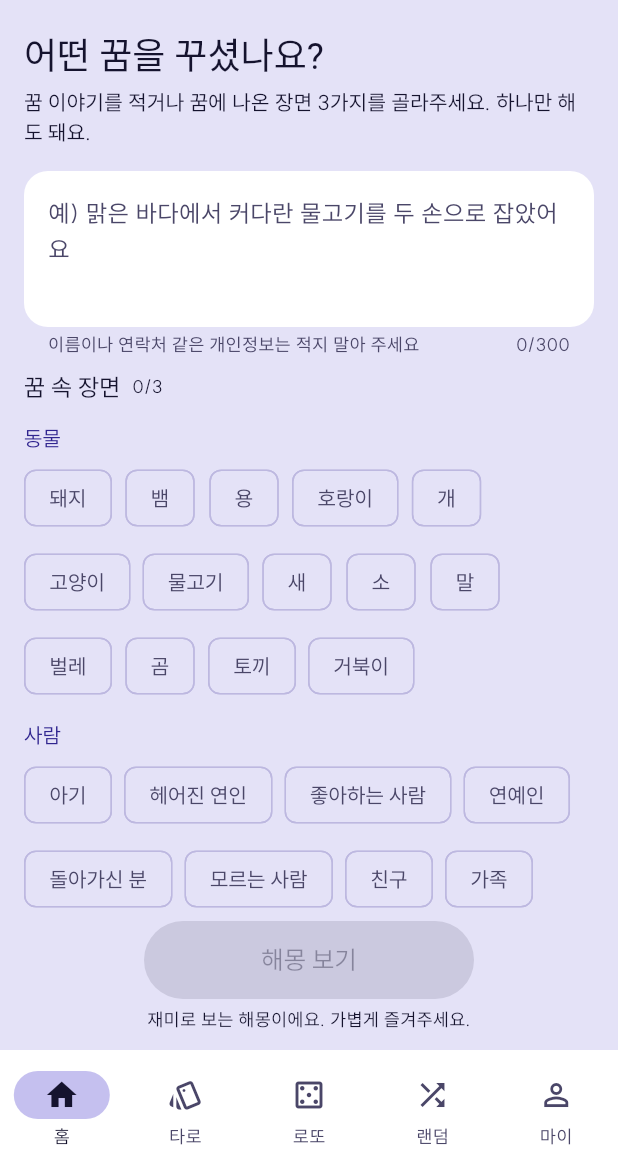
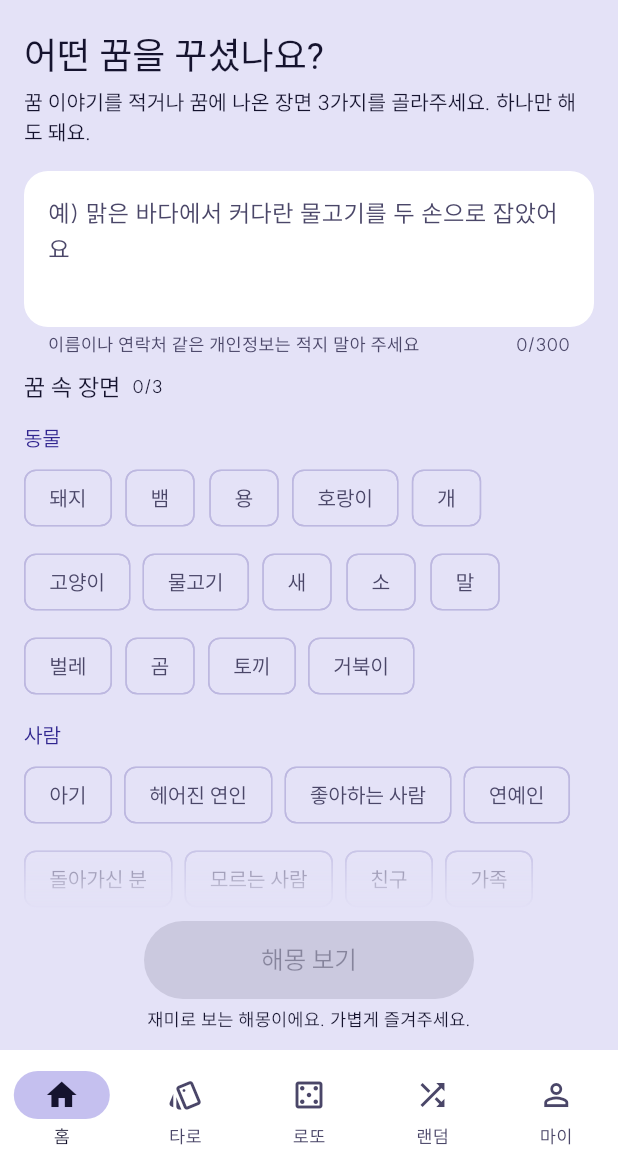
Before and after one commit to shlete/Oppop, a Flutter app: the screen it shows after launch, after a tap on "해몽뽑기", on a phone screen of 412 x 824 dp, the part 66-1236 px from its top. Run offline on Flutter 3.47's test engine with Material 3 defaults, Android fonts, the phone set to English and light mode, and no system bars; our stand-ins replace firebase_core, flutter_riverpod, google_mobile_ads, share_plus, shared_preferences, web; missing offline and left inert: dart:js_interop, firebase_app_check, gal; accounts and stored records are empty; network calls fail; Roboto replaces fonts that are missing (IBMPlexSansKR); project files that could hold a hidden picture were left out.

Commit message:
스크롤 아래 흐려지는 효과를 오늘의 운세·해몽 화면에도
오늘의 고민 결과에만 있던 흐림 효과를 공용 ScrollFade 위젯으로 빼서
오늘의 운세, 해몽뽑기 입력, 해몽 결과 화면에도 쓴다.
안쪽 스크롤(가로 카드 넘기기, 입력칸)은 무시한다.

Co-Authored-By: Claude Opus 5.5 (1M context) <noreply@anthropic.com>
Claude-Session: https://claude.ai/code/session_01FsZtawRLD1deWrySo6vrEK

```diff
--- /dev/null
+++ b/lib/core/widgets/scroll_fade.dart
@@ -0,0 +1,47 @@
+import 'package:flutter/material.dart';
+
+/// 스크롤 영역 아래쪽 글이 뚝 잘리지 않고 서서히 흐려지게 한다.
+/// 끝까지 내리면 흐림이 사라져 마지막 줄이 또렷하게 보인다.
+/// [child]는 SingleChildScrollView나 ListView 같은 스크롤 위젯.
+class ScrollFade extends StatefulWidget {
+  const ScrollFade({super.key, required this.child, this.fade = 56});
+
+  final Widget child;
+
+  /// 흐려지는 구간 높이.
+  final double fade;
+
+  @override
+  State<ScrollFade> createState() => _ScrollFadeState();
+}
+
+class _ScrollFadeState extends State<ScrollFade> {
+  late double _fadeNow = widget.fade;
+
+  bool _update(ScrollMetrics m) {
+    final next = (m.maxScrollExtent - m.pixels).clamp(0.0, widget.fade);
+    if (next != _fadeNow) setState(() => _fadeNow = next);
+    return false;
+  }
+
+  @override
+  Widget build(BuildContext context) {
+    return NotificationListener<ScrollMetricsNotification>(
+      onNotification: (n) => n.depth == 0 && _update(n.metrics),
+      child: NotificationListener<ScrollNotification>(
+        // 안쪽 스크롤(가로 카드 넘기기, 여러 줄 입력칸 등)은 무시한다.
+        onNotification: (n) => n.depth == 0 && _update(n.metrics),
+        child: ShaderMask(
+          blendMode: BlendMode.dstIn,
+          shaderCallback: (bounds) => LinearGradient(
+            begin: Alignment.topCenter,
+            end: Alignment.bottomCenter,
+            colors: const [Colors.black, Colors.black, Colors.transparent],
+            stops: [0, (1 - _fadeNow / bounds.height).clamp(0.0, 1.0), 1],
+          ).createShader(bounds),
+          child: widget.child,
+        ),
+      ),
+    );
+  }
+}
--- a/lib/features/dream/dream_result_screen.dart
+++ b/lib/features/dream/dream_result_screen.dart
@@ -3,6 +3,7 @@ import 'package:flutter_riverpod/flutter_riverpod.dart';
 import 'package:share_plus/share_plus.dart';
 
 import '../../core/widgets/balanced_text.dart';
+import '../../core/widgets/scroll_fade.dart';
 import '../../core/widgets/primary_button.dart';
 import '../../core/widgets/small_action_button.dart';
 import '../daily/phrase_card.dart' show keepWords;
@@ -120,7 +121,8 @@ class _DreamResultScreenState extends ConsumerState<DreamResultScreen> {
       body: SafeArea(
         child: book == null
             ? const Center(child: CircularProgressIndicator())
-            : ListView(
+            : ScrollFade(
+                child: ListView(
                   padding: const EdgeInsets.fromLTRB(20, 8, 20, 20),
                   children: [
                     if (widget.story.isNotEmpty) ...[
@@ -219,6 +221,7 @@ class _DreamResultScreenState extends ConsumerState<DreamResultScreen> {
                   ],
                 ),
               ),
+      ),
     );
   }
 }
--- a/lib/features/dream/dream_screen.dart
+++ b/lib/features/dream/dream_screen.dart
@@ -2,6 +2,7 @@ import 'package:flutter/material.dart';
 import 'package:flutter_riverpod/flutter_riverpod.dart';
 
 import '../../core/widgets/primary_button.dart';
+import '../../core/widgets/scroll_fade.dart';
 import '../../core/widgets/saved_list_button.dart';
 import 'dream_ai.dart';
 import 'dream_book.dart';
@@ -89,7 +90,8 @@ class _DreamScreenState extends ConsumerState<DreamScreen> {
             Expanded(
               child: book == null
                   ? const Center(child: CircularProgressIndicator())
-                  : ListView(
+                  : ScrollFade(
+                      child: ListView(
                         padding: const EdgeInsets.fromLTRB(16, 8, 16, 16),
                         children: [
                           Text('어떤 꿈을 꾸셨나요?', style: text.headlineSmall),
@@ -153,6 +155,7 @@ class _DreamScreenState extends ConsumerState<DreamScreen> {
                         ],
                       ),
                     ),
+            ),
             Padding(
               padding: const EdgeInsets.fromLTRB(16, 8, 16, 12),
               child: Column(
--- a/lib/features/tarot/daily_tarot_screen.dart
+++ b/lib/features/tarot/daily_tarot_screen.dart
@@ -4,6 +4,7 @@ import 'package:share_plus/share_plus.dart';
 
 import '../../core/image_save/image_save.dart';
 import '../../core/widgets/primary_button.dart';
+import '../../core/widgets/scroll_fade.dart';
 import '../../core/widgets/small_action_button.dart';
 import '../../core/widgets/balanced_text.dart';
 import '../daily/phrase_card.dart' show keepWords;
@@ -145,6 +146,7 @@ class _DailyTarotScreenState extends ConsumerState<DailyTarotScreen>
               crossAxisAlignment: CrossAxisAlignment.stretch,
               children: [
                 Expanded(
+                  child: ScrollFade(
                     child: SingleChildScrollView(
                       padding: const EdgeInsets.fromLTRB(16, 8, 16, 16),
                       child: GestureDetector(
@@ -186,6 +188,7 @@ class _DailyTarotScreenState extends ConsumerState<DailyTarotScreen>
                                     ),
                                   ),
                                 ],
+                              ),
                             ),
                           ),
                         ),
```
Also changed, not shown: lib/features/tarot/consult_result_screen.dart (+5 -46 lines). Lines whose indentation alone changed are shown as unchanged.
